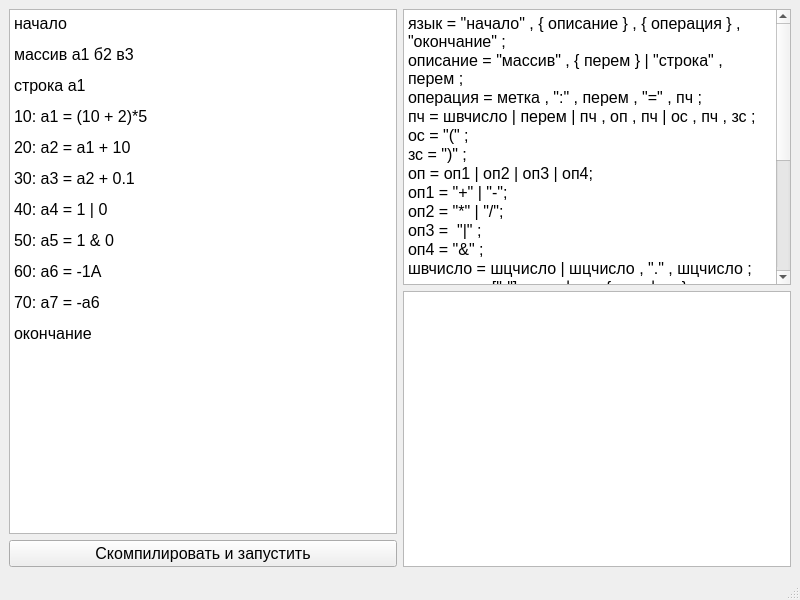
This is MainWindow.ui in alekseyl1992/CalcCompiler as Qt 5 draws it before an edit. The edited form follows.
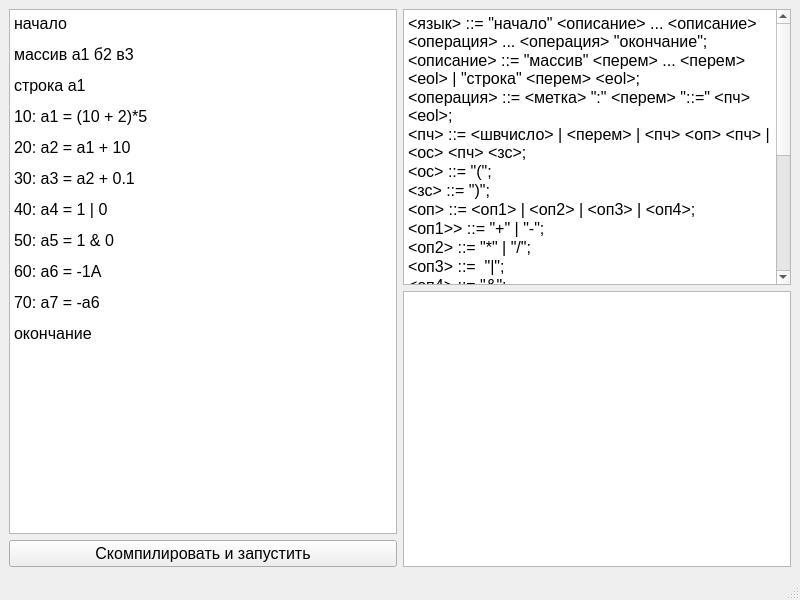
This is the edited form.

The edit to the form file:
```diff
--- a/MainWindow.ui
+++ b/MainWindow.ui
@@ -77,25 +77,26 @@
 &lt;html&gt;&lt;head&gt;&lt;meta name=&quot;qrichtext&quot; content=&quot;1&quot; /&gt;&lt;style type=&quot;text/css&quot;&gt;
 p, li { white-space: pre-wrap; }
 &lt;/style&gt;&lt;/head&gt;&lt;body style=&quot; font-family:'MS Shell Dlg 2'; font-size:12pt; font-weight:400; font-style:normal;&quot;&gt;
-&lt;p style=&quot; margin-top:0px; margin-bottom:0px; margin-left:0px; margin-right:0px; -qt-block-indent:0; text-indent:0px;&quot;&gt;язык = &amp;quot;начало&amp;quot; , { описание } , { операция } , &amp;quot;окончание&amp;quot; ;&lt;/p&gt;
-&lt;p style=&quot; margin-top:0px; margin-bottom:0px; margin-left:0px; margin-right:0px; -qt-block-indent:0; text-indent:0px;&quot;&gt;описание = &amp;quot;массив&amp;quot; , { перем } | &amp;quot;строка&amp;quot; , перем ;&lt;/p&gt;
-&lt;p style=&quot; margin-top:0px; margin-bottom:0px; margin-left:0px; margin-right:0px; -qt-block-indent:0; text-indent:0px;&quot;&gt;операция = метка , &amp;quot;:&amp;quot; , перем , &amp;quot;=&amp;quot; , пч ;&lt;/p&gt;
-&lt;p style=&quot; margin-top:0px; margin-bottom:0px; margin-left:0px; margin-right:0px; -qt-block-indent:0; text-indent:0px;&quot;&gt;пч = швчисло | перем | пч , оп , пч | ос , пч , зс ;&lt;/p&gt;
-&lt;p style=&quot; margin-top:0px; margin-bottom:0px; margin-left:0px; margin-right:0px; -qt-block-indent:0; text-indent:0px;&quot;&gt;ос = &amp;quot;(&amp;quot; ;&lt;/p&gt;
-&lt;p style=&quot; margin-top:0px; margin-bottom:0px; margin-left:0px; margin-right:0px; -qt-block-indent:0; text-indent:0px;&quot;&gt;зс = &amp;quot;)&amp;quot; ;&lt;/p&gt;
-&lt;p style=&quot; margin-top:0px; margin-bottom:0px; margin-left:0px; margin-right:0px; -qt-block-indent:0; text-indent:0px;&quot;&gt;оп = оп1 | оп2 | оп3 | оп4;&lt;/p&gt;
-&lt;p style=&quot; margin-top:0px; margin-bottom:0px; margin-left:0px; margin-right:0px; -qt-block-indent:0; text-indent:0px;&quot;&gt;оп1 = &amp;quot;+&amp;quot; | &amp;quot;-&amp;quot;;&lt;/p&gt;
-&lt;p style=&quot; margin-top:0px; margin-bottom:0px; margin-left:0px; margin-right:0px; -qt-block-indent:0; text-indent:0px;&quot;&gt;оп2 = &amp;quot;*&amp;quot; | &amp;quot;/&amp;quot;;&lt;/p&gt;
-&lt;p style=&quot; margin-top:0px; margin-bottom:0px; margin-left:0px; margin-right:0px; -qt-block-indent:0; text-indent:0px;&quot;&gt;оп3 =  &amp;quot;|&amp;quot; ;&lt;/p&gt;
-&lt;p style=&quot; margin-top:0px; margin-bottom:0px; margin-left:0px; margin-right:0px; -qt-block-indent:0; text-indent:0px;&quot;&gt;оп4 = &amp;quot;&amp;amp;&amp;quot; ;&lt;/p&gt;
-&lt;p style=&quot; margin-top:0px; margin-bottom:0px; margin-left:0px; margin-right:0px; -qt-block-indent:0; text-indent:0px;&quot;&gt;швчисло = шцчисло | шцчисло , &amp;quot;.&amp;quot; , шцчисло ;&lt;/p&gt;
-&lt;p style=&quot; margin-top:0px; margin-bottom:0px; margin-left:0px; margin-right:0px; -qt-block-indent:0; text-indent:0px;&quot;&gt;шцчисло = [&amp;quot;-&amp;quot;] , шцифра , { шцифра } ;&lt;/p&gt;
-&lt;p style=&quot; margin-top:0px; margin-bottom:0px; margin-left:0px; margin-right:0px; -qt-block-indent:0; text-indent:0px;&quot;&gt;шцифра = &amp;quot;0&amp;quot; | &amp;quot;1&amp;quot; | &amp;quot;2&amp;quot; | &amp;quot;3&amp;quot; | &amp;quot;4&amp;quot; | &amp;quot;5&amp;quot; | &amp;quot;6&amp;quot; | &amp;quot;7&amp;quot; | &amp;quot;8&amp;quot; | &amp;quot;9&amp;quot; | &amp;quot;A&amp;quot; | &amp;quot;B&amp;quot; | &amp;quot;C&amp;quot; | &amp;quot;D&amp;quot; | &amp;quot;E&amp;quot; | &amp;quot;F&amp;quot; ;&lt;/p&gt;
-&lt;p style=&quot; margin-top:0px; margin-bottom:0px; margin-left:0px; margin-right:0px; -qt-block-indent:0; text-indent:0px;&quot;&gt;перем = рбуква , 3 * { цифра } ;&lt;/p&gt;
-&lt;p style=&quot; margin-top:0px; margin-bottom:0px; margin-left:0px; margin-right:0px; -qt-block-indent:0; text-indent:0px;&quot;&gt;рбуква = &amp;quot;а&amp;quot; | &amp;quot;б&amp;quot; | &amp;quot;в&amp;quot; | &amp;quot;г&amp;quot; | &amp;quot;д&amp;quot; | &amp;quot;е&amp;quot; | &amp;quot;ж&amp;quot; | &amp;quot;з&amp;quot; | &amp;quot;и&amp;quot; | &amp;quot;й&amp;quot; | &amp;quot;к&amp;quot; | &amp;quot;л&amp;quot; | &amp;quot;м&amp;quot; | &amp;quot;н&amp;quot; | &amp;quot;о&amp;quot; | &amp;quot;п&amp;quot; | &amp;quot;р&amp;quot; | &amp;quot;с&amp;quot; | &amp;quot;т&amp;quot; | &amp;quot;у&amp;quot; | &amp;quot;ф&amp;quot; | &amp;quot;х&amp;quot; | &amp;quot;ц&amp;quot; | &amp;quot;ч&amp;quot; | &amp;quot;ш&amp;quot; | &amp;quot;щ&amp;quot; | &amp;quot;ъ&amp;quot; | &amp;quot;ы&amp;quot; | &amp;quot;ь&amp;quot; | &amp;quot;э&amp;quot; | &amp;quot;ю&amp;quot; | &amp;quot;я&amp;quot; ;&lt;/p&gt;
-&lt;p style=&quot; margin-top:0px; margin-bottom:0px; margin-left:0px; margin-right:0px; -qt-block-indent:0; text-indent:0px;&quot;&gt;цифра = &amp;quot;0&amp;quot; | &amp;quot;1&amp;quot; | &amp;quot;2&amp;quot; | &amp;quot;3&amp;quot; | &amp;quot;4&amp;quot; | &amp;quot;5&amp;quot; | &amp;quot;6&amp;quot; | &amp;quot;7&amp;quot; | &amp;quot;8&amp;quot; | &amp;quot;9&amp;quot;&lt;/p&gt;
-&lt;p style=&quot; margin-top:0px; margin-bottom:0px; margin-left:0px; margin-right:0px; -qt-block-indent:0; text-indent:0px;&quot;&gt;метка = пчисло , &amp;quot;:&amp;quot; ;&lt;/p&gt;
-&lt;p style=&quot; margin-top:0px; margin-bottom:0px; margin-left:0px; margin-right:0px; -qt-block-indent:0; text-indent:0px;&quot;&gt;пчисло = цифра , { цифра } ;&lt;/p&gt;&lt;/body&gt;&lt;/html&gt;</string>
+&lt;p style=&quot; margin-top:0px; margin-bottom:0px; margin-left:0px; margin-right:0px; -qt-block-indent:0; text-indent:0px;&quot;&gt;&amp;lt;язык&amp;gt; ::= &amp;quot;начало&amp;quot; &amp;lt;описание&amp;gt; ... &amp;lt;описание&amp;gt; &amp;lt;операция&amp;gt; ... &amp;lt;операция&amp;gt; &amp;quot;окончание&amp;quot;;&lt;/p&gt;
+&lt;p style=&quot; margin-top:0px; margin-bottom:0px; margin-left:0px; margin-right:0px; -qt-block-indent:0; text-indent:0px;&quot;&gt;&amp;lt;описание&amp;gt; ::= &amp;quot;массив&amp;quot; &amp;lt;перем&amp;gt; ... &amp;lt;перем&amp;gt; &amp;lt;eol&amp;gt; | &amp;quot;строка&amp;quot; &amp;lt;перем&amp;gt; &amp;lt;eol&amp;gt;;&lt;/p&gt;
+&lt;p style=&quot; margin-top:0px; margin-bottom:0px; margin-left:0px; margin-right:0px; -qt-block-indent:0; text-indent:0px;&quot;&gt;&amp;lt;операция&amp;gt; ::= &amp;lt;метка&amp;gt; &amp;quot;:&amp;quot; &amp;lt;перем&amp;gt; &amp;quot;::=&amp;quot; &amp;lt;пч&amp;gt; &amp;lt;eol&amp;gt;;&lt;/p&gt;
+&lt;p style=&quot; margin-top:0px; margin-bottom:0px; margin-left:0px; margin-right:0px; -qt-block-indent:0; text-indent:0px;&quot;&gt;&amp;lt;пч&amp;gt; ::= &amp;lt;швчисло&amp;gt; | &amp;lt;перем&amp;gt; | &amp;lt;пч&amp;gt; &amp;lt;оп&amp;gt; &amp;lt;пч&amp;gt; | &amp;lt;ос&amp;gt; &amp;lt;пч&amp;gt; &amp;lt;зс&amp;gt;;&lt;/p&gt;
+&lt;p style=&quot; margin-top:0px; margin-bottom:0px; margin-left:0px; margin-right:0px; -qt-block-indent:0; text-indent:0px;&quot;&gt;&amp;lt;ос&amp;gt; ::= &amp;quot;(&amp;quot;;&lt;/p&gt;
+&lt;p style=&quot; margin-top:0px; margin-bottom:0px; margin-left:0px; margin-right:0px; -qt-block-indent:0; text-indent:0px;&quot;&gt;&amp;lt;зс&amp;gt; ::= &amp;quot;)&amp;quot;;&lt;/p&gt;
+&lt;p style=&quot; margin-top:0px; margin-bottom:0px; margin-left:0px; margin-right:0px; -qt-block-indent:0; text-indent:0px;&quot;&gt;&amp;lt;оп&amp;gt; ::= &amp;lt;оп1&amp;gt; | &amp;lt;оп2&amp;gt; | &amp;lt;оп3&amp;gt; | &amp;lt;оп4&amp;gt;;&lt;/p&gt;
+&lt;p style=&quot; margin-top:0px; margin-bottom:0px; margin-left:0px; margin-right:0px; -qt-block-indent:0; text-indent:0px;&quot;&gt;&amp;lt;оп1&amp;gt;&amp;gt; ::= &amp;quot;+&amp;quot; | &amp;quot;-&amp;quot;;&lt;/p&gt;
+&lt;p style=&quot; margin-top:0px; margin-bottom:0px; margin-left:0px; margin-right:0px; -qt-block-indent:0; text-indent:0px;&quot;&gt;&amp;lt;оп2&amp;gt; ::= &amp;quot;*&amp;quot; | &amp;quot;/&amp;quot;;&lt;/p&gt;
+&lt;p style=&quot; margin-top:0px; margin-bottom:0px; margin-left:0px; margin-right:0px; -qt-block-indent:0; text-indent:0px;&quot;&gt;&amp;lt;оп3&amp;gt; ::=  &amp;quot;|&amp;quot;;&lt;/p&gt;
+&lt;p style=&quot; margin-top:0px; margin-bottom:0px; margin-left:0px; margin-right:0px; -qt-block-indent:0; text-indent:0px;&quot;&gt;&amp;lt;оп4&amp;gt; ::= &amp;quot;&amp;amp;&amp;quot;;&lt;/p&gt;
+&lt;p style=&quot; margin-top:0px; margin-bottom:0px; margin-left:0px; margin-right:0px; -qt-block-indent:0; text-indent:0px;&quot;&gt;&amp;lt;швчисло&amp;gt; ::= &amp;lt;шцчисло&amp;gt; | &amp;lt;шцчисло&amp;gt; &amp;quot;.&amp;quot; &amp;lt;шцчисло&amp;gt;;&lt;/p&gt;
+&lt;p style=&quot; margin-top:0px; margin-bottom:0px; margin-left:0px; margin-right:0px; -qt-block-indent:0; text-indent:0px;&quot;&gt;&amp;lt;шцчисло&amp;gt; ::= [&amp;quot;-&amp;quot;] &amp;lt;шцифра&amp;gt; ... &amp;lt;шцифра&amp;gt;;&lt;/p&gt;
+&lt;p style=&quot; margin-top:0px; margin-bottom:0px; margin-left:0px; margin-right:0px; -qt-block-indent:0; text-indent:0px;&quot;&gt;&amp;lt;шцифра&amp;gt; ::= &amp;quot;0&amp;quot; | &amp;quot;1&amp;quot; | &amp;quot;2&amp;quot; | &amp;quot;3&amp;quot; | &amp;quot;4&amp;quot; | &amp;quot;5&amp;quot; | &amp;quot;6&amp;quot; | &amp;quot;7&amp;quot; | &amp;quot;8&amp;quot; | &amp;quot;9&amp;quot; | &amp;quot;A&amp;quot; | &amp;quot;B&amp;quot; | &amp;quot;C&amp;quot; | &amp;quot;D&amp;quot; | &amp;quot;E&amp;quot; | &amp;quot;F&amp;quot;;&lt;/p&gt;
+&lt;p style=&quot; margin-top:0px; margin-bottom:0px; margin-left:0px; margin-right:0px; -qt-block-indent:0; text-indent:0px;&quot;&gt;&amp;lt;перем&amp;gt; ::= &amp;lt;рбуква&amp;gt; &amp;lt;цифра&amp;gt; ... &amp;lt;цифра&amp;gt;;&lt;/p&gt;
+&lt;p style=&quot; margin-top:0px; margin-bottom:0px; margin-left:0px; margin-right:0px; -qt-block-indent:0; text-indent:0px;&quot;&gt;&amp;lt;рбуква&amp;gt; ::= &amp;quot;а&amp;quot; | &amp;quot;б&amp;quot; | &amp;quot;в&amp;quot; | ... | &amp;quot;я&amp;quot;;&lt;/p&gt;
+&lt;p style=&quot; margin-top:0px; margin-bottom:0px; margin-left:0px; margin-right:0px; -qt-block-indent:0; text-indent:0px;&quot;&gt;&amp;lt;цифра&amp;gt; ::= &amp;quot;0&amp;quot; | &amp;quot;1&amp;quot; | &amp;quot;2&amp;quot; | &amp;quot;3&amp;quot; | &amp;quot;4&amp;quot; | &amp;quot;5&amp;quot; | &amp;quot;6&amp;quot; | &amp;quot;7&amp;quot; | &amp;quot;8&amp;quot; | &amp;quot;9&amp;quot;;&lt;/p&gt;
+&lt;p style=&quot; margin-top:0px; margin-bottom:0px; margin-left:0px; margin-right:0px; -qt-block-indent:0; text-indent:0px;&quot;&gt;&amp;lt;метка&amp;gt; ::= &amp;lt;пчисло&amp;gt; &amp;quot;:&amp;quot;;&lt;/p&gt;
+&lt;p style=&quot; margin-top:0px; margin-bottom:0px; margin-left:0px; margin-right:0px; -qt-block-indent:0; text-indent:0px;&quot;&gt;&amp;lt;пчисло&amp;gt; ::= &amp;lt;цифра&amp;gt; ... &amp;lt;цифра&amp;gt;;&lt;/p&gt;
+&lt;p style=&quot; margin-top:0px; margin-bottom:0px; margin-left:0px; margin-right:0px; -qt-block-indent:0; text-indent:0px;&quot;&gt;&amp;lt;eol&amp;gt; ::= &amp;quot;\n&amp;quot;;&lt;/p&gt;&lt;/body&gt;&lt;/html&gt;</string>
           </property>
          </widget>
         </item>
```
